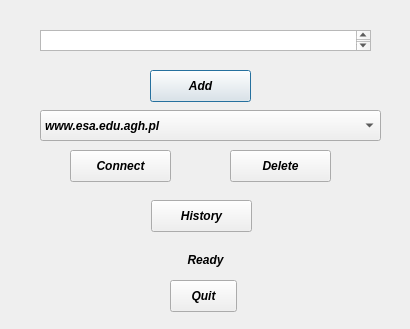
First picture: the form in src/WCCT.ui, repository beagaliana/connectivity-checker, before the edit.
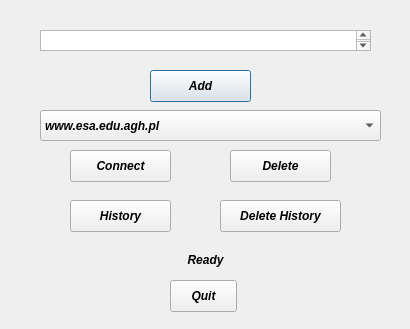
Second picture: the form after the edit.

Commit message: Delete History

The edit to the form file:
```diff
--- a/src/WCCT.ui
+++ b/src/WCCT.ui
@@ -165,7 +165,7 @@
   <widget class="QPushButton" name="History">
    <property name="geometry">
     <rect>
-     <x>151</x>
+     <x>70</x>
      <y>200</y>
      <width>101</width>
      <height>32</height>
@@ -175,6 +175,19 @@
     <string>History</string>
    </property>
   </widget>
+  <widget class="QPushButton" name="DeleteHistory">
+   <property name="geometry">
+    <rect>
+     <x>220</x>
+     <y>200</y>
+     <width>121</width>
+     <height>32</height>
+    </rect>
+   </property>
+   <property name="text">
+    <string>Delete History</string>
+   </property>
+  </widget>
  </widget>
  <resources/>
  <connections>
```
The commit also changes 1 other file.
